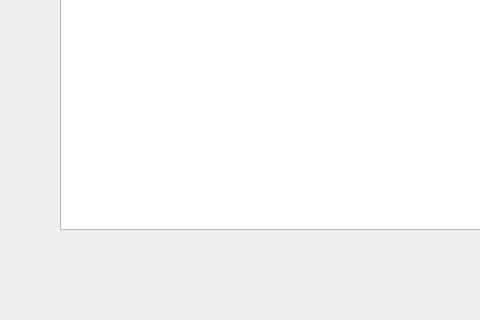
sharond106/Senior-Design, file assignment_package/forms/mainwindow.ui: the form before one commit; both pictures show x 0 to 480 and y 320 to 640 of the 921 by 640 pixel window.
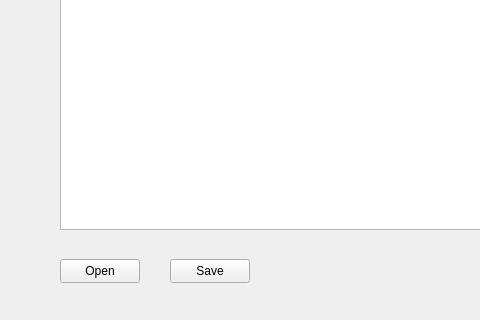
The form after the commit.

```diff
--- a/assignment_package/forms/mainwindow.ui
+++ b/assignment_package/forms/mainwindow.ui
@@ -37,6 +37,32 @@
      </rect>
     </property>
    </widget>
+   <widget class="QPushButton" name="openButton">
+    <property name="geometry">
+     <rect>
+      <x>60</x>
+      <y>560</y>
+      <width>80</width>
+      <height>24</height>
+     </rect>
+    </property>
+    <property name="text">
+     <string>Open</string>
+    </property>
+   </widget>
+   <widget class="QPushButton" name="saveButton">
+    <property name="geometry">
+     <rect>
+      <x>170</x>
+      <y>560</y>
+      <width>80</width>
+      <height>24</height>
+     </rect>
+    </property>
+    <property name="text">
+     <string>Save</string>
+    </property>
+   </widget>
   </widget>
   <widget class="QMenuBar" name="menuBar">
    <property name="geometry">
```
Left out of the diff: 2 changed lines with no effect on the pictures.
